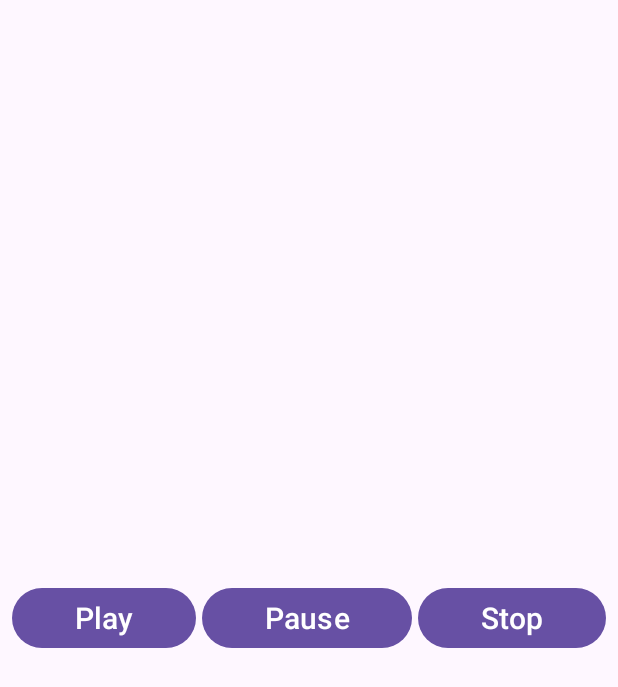
After one commit to lecture-bisper/fullstack502_android, an Android app: the MP3PlayerActivity screen opened directly, with no data from a screen before it, on a phone screen of 412 x 824 dp. The commit adds this screen. Shown: the top 687 px of the screen. Run offline under Robolectric (Android 15) with nearby library versions, the phone set to English and light mode, and no system bars; 1 statement that could not run was skipped.

Commit message:
Android - Service (MP3 플레이어 만들기)

```diff
--- /dev/null
+++ b/app_20250805/app/src/main/java/btic/fullstack502/app_20250805/MP3PlayerActivity.kt
@@ -0,0 +1,72 @@
+package btic.fullstack502.app_20250805
+
+import android.content.ComponentName
+import android.content.Context
+import android.content.Intent
+import android.content.ServiceConnection
+import android.os.Bundle
+import android.os.IBinder
+import androidx.activity.enableEdgeToEdge
+import androidx.appcompat.app.AppCompatActivity
+import androidx.core.view.ViewCompat
+import androidx.core.view.WindowInsetsCompat
+import btic.fullstack502.app_20250805.databinding.ActivityMp3PlayerBinding
+
+class MP3PlayerActivity : AppCompatActivity() {
+
+//  ViewBinding 방식으로 ui xml 파일의 태그를 모두 가져오기
+//  지연 초기화 방식 사용
+  private val binding by lazy { ActivityMp3PlayerBinding.inflate(layoutInflater) }
+
+//  지연 초기화 방식 사용, MP3 파일을 재생하기 위한 MP3Service 타입의 객체 생성
+  private lateinit var mp3PlayerService: MP3Service
+//  bindService() 를 통해서 서비스를 제어하기 위한 ServiceConnection 객체 생성, 지연초기화 방식 사용
+  private val mp3PlayerServiceConnection by lazy {
+    val connection = object: ServiceConnection {
+      override fun onServiceConnected(name: ComponentName?, service: IBinder?) {
+        mp3PlayerService = (service as MP3Binder).getService()
+//        mp3PlayerService = (service as MP3Service.MP3Binder).getService()
+      }
+
+      override fun onServiceDisconnected(name: ComponentName?) {
+        TODO("Not yet implemented")
+      }
+    }
+
+//  by lazy 지연 초기화 방식 사용 시 by lazy의 가장 끝에 있는 변수는 반환됨
+    connection
+  }
+
+  override fun onCreate(savedInstanceState: Bundle?) {
+    super.onCreate(savedInstanceState)
+    enableEdgeToEdge()
+    setContentView(binding.root)
+    ViewCompat.setOnApplyWindowInsetsListener(binding.main) { v, insets ->
+      val systemBars = insets.getInsets(WindowInsetsCompat.Type.systemBars())
+      v.setPadding(systemBars.left, systemBars.top, systemBars.right, systemBars.bottom)
+      insets
+    }
+
+//    MP3Service 를 안드로이드 시스템에 등록하기 위한 Intent 객체 생성
+    val mp3Intent = Intent(this, MP3Service::class.java)
+//    bindService() 를 사용하여 MP3Service 를 동작
+    bindService(mp3Intent, mp3PlayerServiceConnection, Context.BIND_AUTO_CREATE)
+
+//    버튼 이벤트를 한번에 등록하는 함수
+    initEventListener()
+  }
+
+  private fun initEventListener() {
+    binding.btnPlay.setOnClickListener {
+      mp3PlayerService.play()
+    }
+
+    binding.btnPause.setOnClickListener {
+      mp3PlayerService.pause()
+    }
+
+    binding.btnStop.setOnClickListener {
+      mp3PlayerService.stop()
+    }
+  }
+}
--- a/app_20250805/app/src/main/java/btic/fullstack502/app_20250805/MainActivity.kt
+++ b/app_20250805/app/src/main/java/btic/fullstack502/app_20250805/MainActivity.kt
@@ -35,5 +35,10 @@ class MainActivity : AppCompatActivity() {
       val intent = Intent(this, ProviderActivity::class.java)
       startActivity(intent)
     }
+
+    binding.btnMp3player.setOnClickListener {
+      val intent = Intent(this, MP3PlayerActivity::class.java)
+      startActivity(intent)
+    }
   }
 }
--- /dev/null
+++ b/app_20250805/app/src/main/res/layout/activity_mp3_player.xml
@@ -0,0 +1,42 @@
+<?xml version="1.0" encoding="utf-8"?>
+<LinearLayout
+  xmlns:android="http://schemas.android.com/apk/res/android"
+  android:layout_width="match_parent"
+  android:layout_height="match_parent"
+  android:orientation="vertical"
+  android:gravity="center"
+  android:id="@+id/main">
+
+  <LinearLayout
+    android:layout_width="match_parent"
+    android:layout_height="wrap_content"
+    android:orientation="horizontal"
+    android:gravity="center"
+    android:paddingHorizontal="8dp">
+
+    <Button
+      android:id="@+id/btn_play"
+      android:layout_width="wrap_content"
+      android:layout_height="wrap_content"
+      android:layout_weight="1"
+      android:text="Play"
+      android:textSize="20sp" />
+
+    <Button
+      android:id="@+id/btn_pause"
+      android:layout_width="wrap_content"
+      android:layout_height="wrap_content"
+      android:layout_weight="1"
+      android:text="Pause"
+      android:textSize="20sp"
+      android:layout_marginHorizontal="4dp"/>
+
+    <Button
+      android:id="@+id/btn_stop"
+      android:layout_width="wrap_content"
+      android:layout_height="wrap_content"
+      android:layout_weight="1"
+      android:text="Stop"
+      android:textSize="20sp"/>
+  </LinearLayout>
+</LinearLayout>
```
Also changed, not shown: app_20250805/app/src/main/AndroidManifest.xml (+11 -7 lines), app_20250805/app/src/main/java/btic/fullstack502/app_20250805/MP3Binder.kt (added, +11 -0 lines), app_20250805/app/src/main/java/btic/fullstack502/app_20250805/MP3Service.kt (added, +82 -0 lines), app_20250805/app/src/main/res/layout/activity_main.xml (+7 -0 lines), 1 other file.
